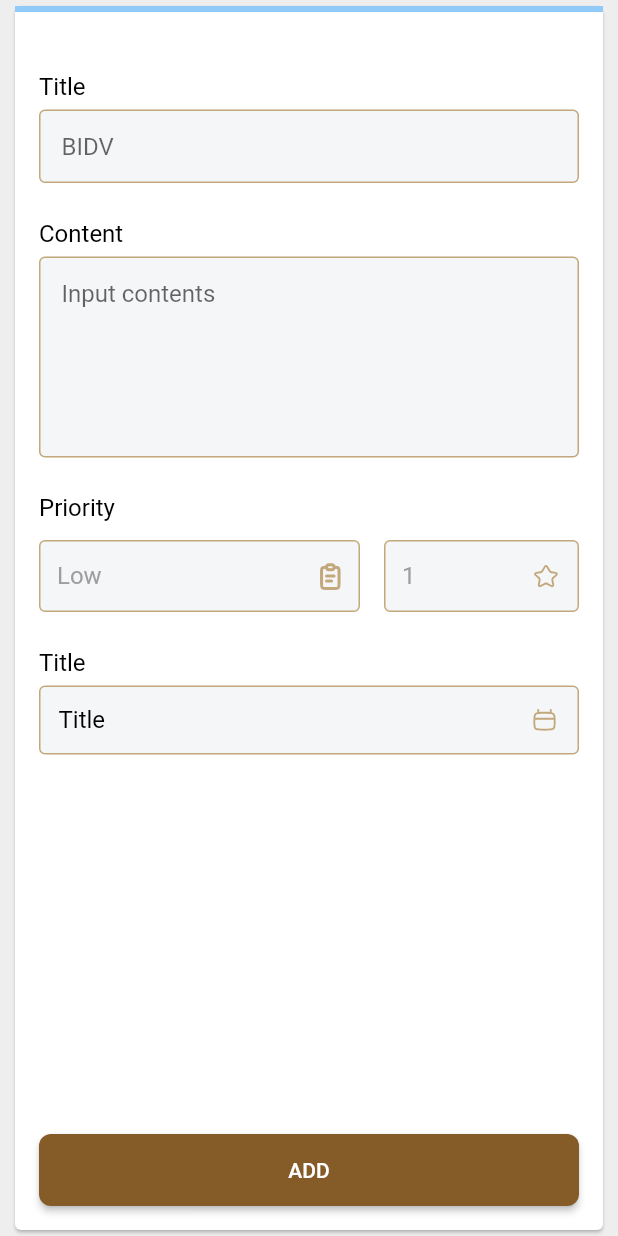
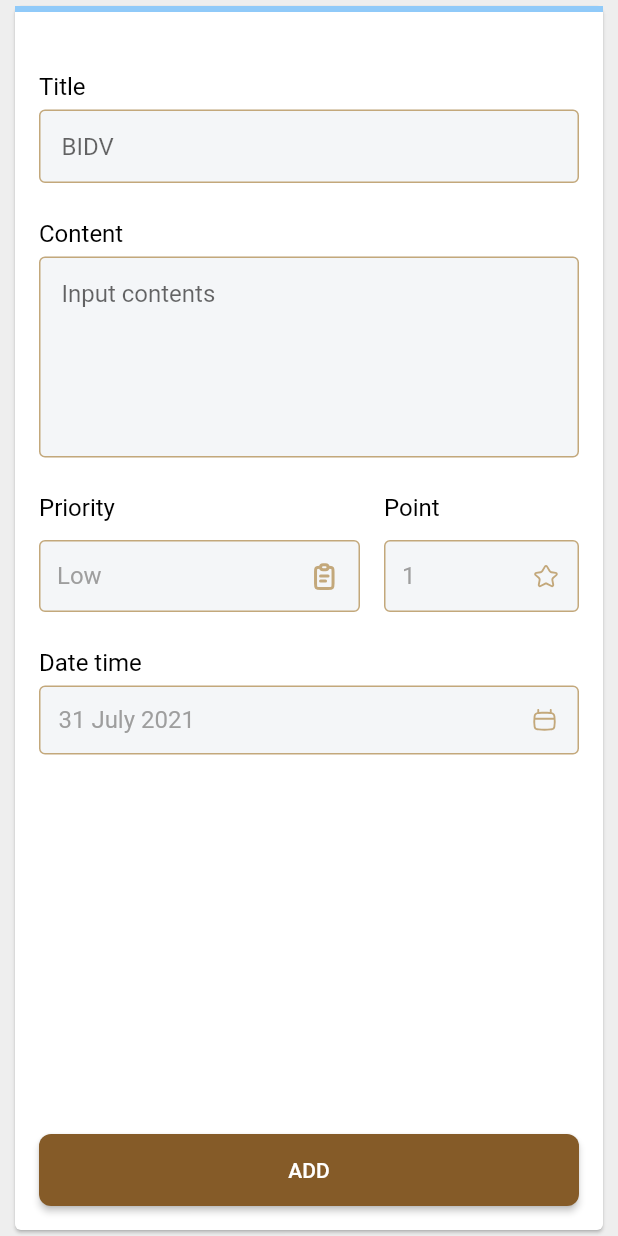
Before and after one commit to nghevabe/TodoApp, a Flutter app: the SignUpScreen screen opened directly, on a phone screen of 412 x 824 dp. Run offline on Flutter 3.47's test engine with Material 2 defaults, Android fonts, the phone set to English and light mode, and no system bars; our stand-ins replace flutter_svg, hexcolor.

Commit message:
Update UI Add Task Screen

```diff
--- a/lib/add_task_screen.dart
+++ b/lib/add_task_screen.dart
@@ -123,17 +123,6 @@ class _SignUpFormState extends State<SignUpForm> {
               },
             ),
           ),
-          Container(
-            alignment: Alignment.centerLeft,
-            margin: EdgeInsets.only(left: 16.0,top: 24.0),
-            child: const Text("Priority",
-                style: TextStyle(
-                  fontSize: 16.0,
-                  color: Colors.black,
-                )),
-          ),
-
-          SizedBox(height: 12),
           Row(
             children: [
               _priorityPicker(),
@@ -148,7 +137,7 @@ class _SignUpFormState extends State<SignUpForm> {
           Container(
             alignment: Alignment.centerLeft,
             margin: EdgeInsets.only(left: 16.0),
-            child: const Text("Title",
+            child: const Text("Date time",
                 style: TextStyle(
                   fontSize: 16.0,
                   color: Colors.black,
@@ -169,7 +158,19 @@ class _SignUpFormState extends State<SignUpForm> {
 Widget _pointPicker() {
   return
     Expanded(
-        child: Container(
+        child: Column(
+          children: [
+          Container(
+          alignment: Alignment.centerLeft,
+          margin: EdgeInsets.only(top: 24.0),
+          child: const Text("Point",
+              style: TextStyle(
+                fontSize: 16.0,
+                color: Colors.black,
+              )),
+        ),
+        SizedBox(height: 12),
+            Container(
               margin: EdgeInsets.only(right: 16.0),
               child: DecoratedBox(
                   decoration: BoxDecoration(
@@ -234,13 +235,28 @@ Widget _pointPicker() {
                         ),
                         dropdownColor: HexColor("#855B28"), //dropdown background color
                       ))),
+            )
+          ],
         ));
 
 }
 
 Widget _priorityPicker() {
 
-  return
+  return Column(
+    mainAxisAlignment: MainAxisAlignment.start,
+    crossAxisAlignment: CrossAxisAlignment.start,
+    children: [
+      Container(
+        alignment: Alignment.centerLeft,
+        margin: EdgeInsets.only(left: 16.0, top: 24.0),
+        child: const Text("Priority",
+            style: TextStyle(
+              fontSize: 16.0,
+              color: Colors.black,
+            )),
+      ),
+      SizedBox(height: 12),
       Container(
           alignment: Alignment.centerLeft,
           margin: EdgeInsets.only(left: 16.0),
@@ -280,7 +296,7 @@ Widget _priorityPicker() {
                     },
                     icon: Container(
                       //Icon at tail, arrow bott
-                    width: 134,
+                        width: 130,
                         alignment: Alignment.centerRight,
                         child: SvgPicture.asset('assets/ic_task.svg', color: HexColor("#C3A87B"),)),
                     iconEnabledColor: HexColor("#C3A87B"), //Icon color
@@ -292,6 +308,8 @@ Widget _priorityPicker() {
                   )
               )
           )
+      )
+    ],
   );
 
 }
@@ -309,10 +327,10 @@ Widget _datePicker() {
       margin: EdgeInsets.only(left: 16, right: 16),
       child: Row (
         children: [
-          Text("Title",
+          Text("31 July 2021",
               style: TextStyle(
                 fontSize: 16.0,
-                color: Colors.black,
+                color: Colors.grey,
               )),
 
           Expanded(child: Container(
```
Lines whose indentation alone changed are shown as unchanged.
